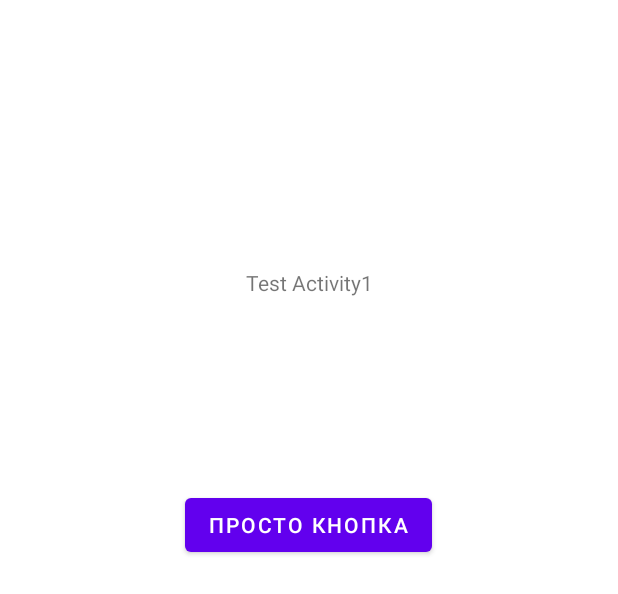
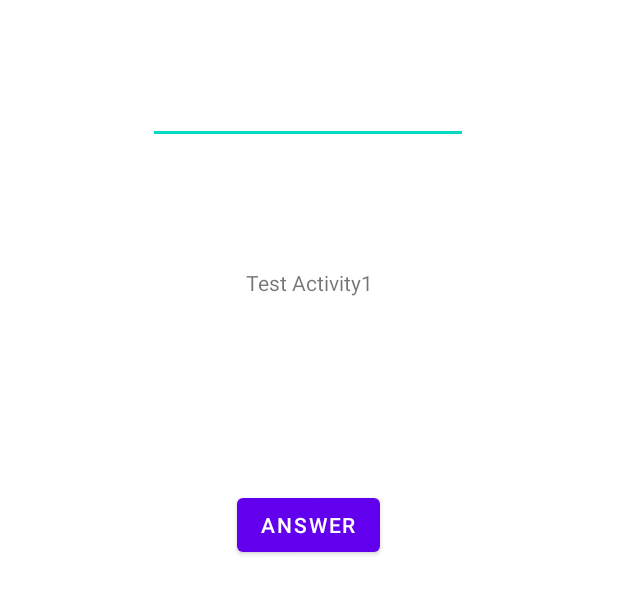
Before and after one commit to Descalzo1980/Kotlin, an Android app: the layout activity_sing_up_in.xml on its own in the app's theme, with its tools: preview values and no code run, on a phone screen of 412 x 824 dp. Shown: the top 594 px of the screen. Run offline under Robolectric (Android 15) with nearby library versions, the phone set to English and light mode, and no system bars.

Commit message:
first commit

```diff
--- a/app/src/main/java/com/example/myfirstapp/TestActivity1.kt
+++ b/app/src/main/java/com/example/myfirstapp/SingInUpActivity.kt
@@ -15,8 +15,5 @@ class TestActivity1 : AppCompatActivity() {
         super.onCreate(savedInstanceState)
         bindingClass = ActivityTest1Binding.inflate(layoutInflater)
         setContentView(bindingClass.root)
-        val message = intent.getStringExtra("key")
-        bindingClass.tvMessage.text = message
-
     }
 }
--- a/app/src/main/res/layout/activity_test1.xml
+++ b/app/src/main/res/layout/activity_sing_up_in.xml
@@ -23,7 +23,8 @@
         android:layout_width="wrap_content"
         android:layout_height="wrap_content"
         android:layout_marginTop="128dp"
-        android:text="Просто кнопка"
+        android:onClick="onClickBack"
+        android:text="Answer"
         app:layout_constraintBottom_toBottomOf="parent"
         app:layout_constraintEnd_toEndOf="parent"
         app:layout_constraintHorizontal_bias="0.498"
@@ -31,4 +32,17 @@
         app:layout_constraintTop_toBottomOf="@+id/tvMessage"
         app:layout_constraintVertical_bias="0.0" />
 
+    <EditText
+        android:id="@+id/edName"
+        android:layout_width="wrap_content"
+        android:layout_height="wrap_content"
+        android:layout_marginTop="48dp"
+        android:ems="10"
+        android:inputType="textPersonName"
+        android:minHeight="48dp"
+        app:layout_constraintEnd_toEndOf="parent"
+        app:layout_constraintHorizontal_bias="0.497"
+        app:layout_constraintStart_toStartOf="parent"
+        app:layout_constraintTop_toTopOf="parent" />
+
 </androidx.constraintlayout.widget.ConstraintLayout>
```
Also changed, not shown: 1 other file.
